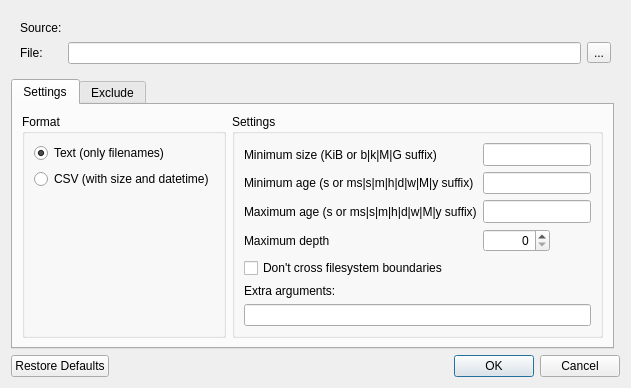
Above: src/export_dialog.ui from holazt/RcloneBrowser before the change. Below: the same form after it.
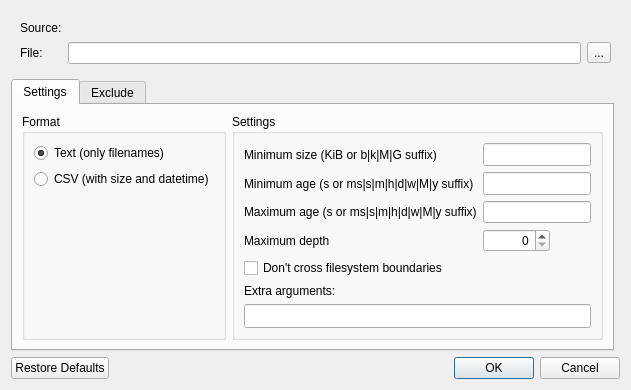
That is the form after the change.

Commit message: various layouts and tooltips updated

```diff
--- a/src/export_dialog.ui
+++ b/src/export_dialog.ui
@@ -7,7 +7,7 @@
     <x>0</x>
     <y>0</y>
     <width>760</width>
-    <height>439</height>
+    <height>444</height>
    </rect>
   </property>
   <property name="sizePolicy">
@@ -258,11 +258,20 @@
           <item row="7" column="0" colspan="2">
            <widget class="QLineEdit" name="textExtra">
             <property name="sizePolicy">
-             <sizepolicy hsizetype="Expanding" vsizetype="MinimumExpanding">
+             <sizepolicy hsizetype="Expanding" vsizetype="Expanding">
               <horstretch>0</horstretch>
               <verstretch>0</verstretch>
              </sizepolicy>
             </property>
+            <property name="minimumSize">
+             <size>
+              <width>0</width>
+              <height>24</height>
+             </size>
+            </property>
+            <property name="toolTip">
+             <string>&lt;html&gt;&lt;head/&gt;&lt;body&gt;&lt;p&gt;extra options applied to rclone during transfer&lt;/p&gt;&lt;p&gt;e.g. --filter &amp;quot;- *.bak&amp;quot;&lt;/p&gt;&lt;/body&gt;&lt;/html&gt;</string>
+            </property>
            </widget>
           </item>
           <item row="5" column="0" colspan="2">
```
Left out of the diff: 18 changed lines with no effect on the pictures. The commit also changes 2 other files.
